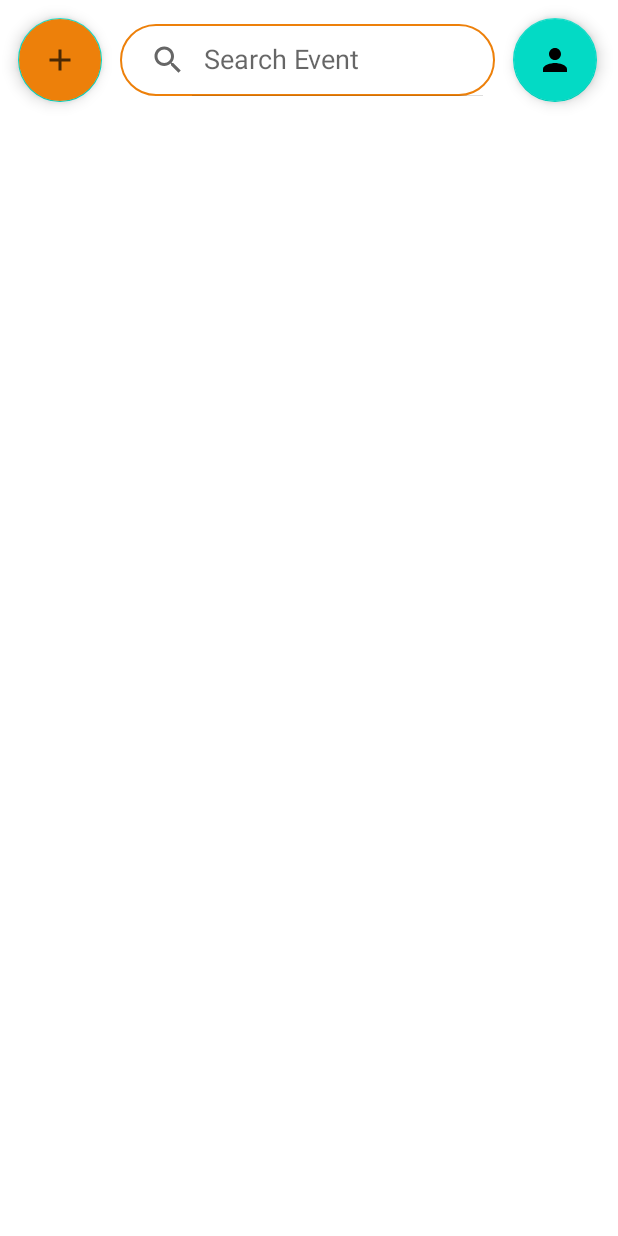
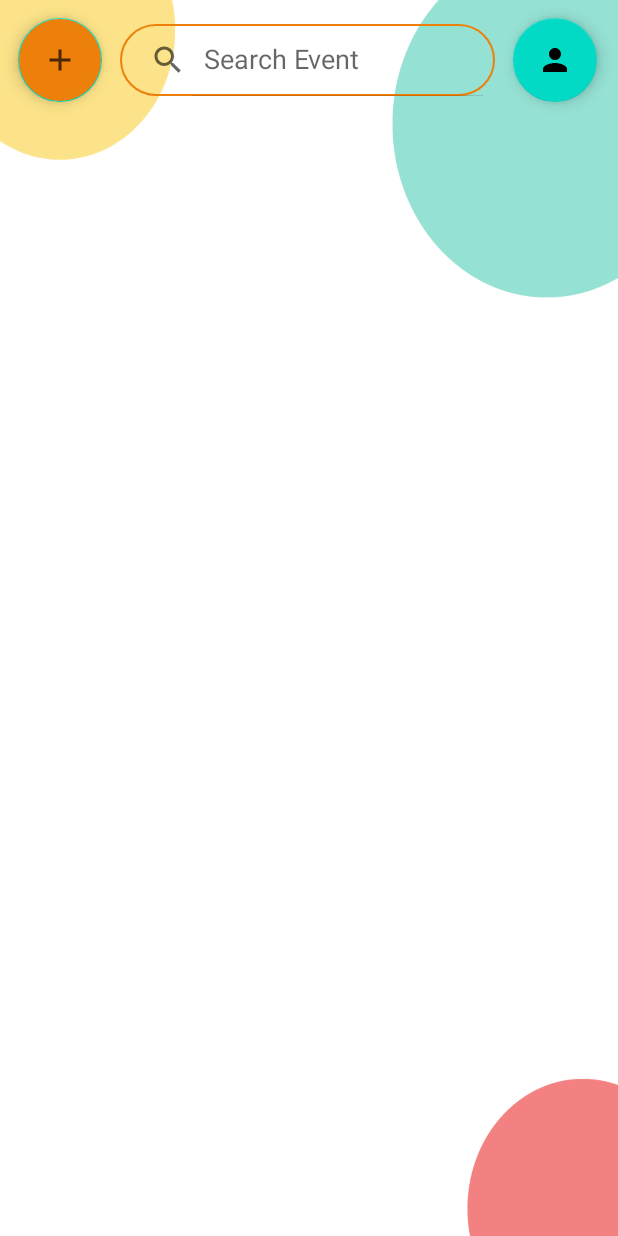
Before and after one commit to Menesahin7/Bilconnect-1, an Android app: the screen it shows after launch once a user with an empty profile is signed in (MainActivity), on a phone screen of 412 x 824 dp. Run offline under Robolectric (Android 15) with nearby library versions, the phone set to English and light mode, and no system bars; our stand-ins replace Firebase (no records; nobody signed in at launch, a user with empty details on screens opened directly).

Commit message:
Editted background

```diff
--- a/app/src/main/res/layout/activity_adding_event.xml
+++ b/app/src/main/res/layout/activity_adding_event.xml
@@ -2,6 +2,7 @@
 <RelativeLayout xmlns:app="http://schemas.android.com/apk/res-auto"
     android:layout_width="match_parent"
     android:layout_height="match_parent"
+    android:background="@drawable/background"
     xmlns:android="http://schemas.android.com/apk/res/android">
 
 
--- a/app/src/main/res/layout/activity_attended_events.xml
+++ b/app/src/main/res/layout/activity_attended_events.xml
@@ -2,6 +2,7 @@
 <RelativeLayout android:layout_width="match_parent"
     android:layout_height="match_parent"
     android:orientation="vertical"
+    android:background="@drawable/background"
     xmlns:android="http://schemas.android.com/apk/res/android">
 
     <com.google.android.material.floatingactionbutton.FloatingActionButton
--- a/app/src/main/res/layout/activity_evaluate_participant.xml
+++ b/app/src/main/res/layout/activity_evaluate_participant.xml
@@ -2,6 +2,7 @@
 <RelativeLayout android:layout_width="match_parent"
     android:layout_height="match_parent"
     android:id="@+id/list_items"
+    android:background="@drawable/background"
     xmlns:android="http://schemas.android.com/apk/res/android">
 
     <com.google.android.material.floatingactionbutton.FloatingActionButton
--- a/app/src/main/res/layout/activity_main.xml
+++ b/app/src/main/res/layout/activity_main.xml
@@ -1,6 +1,7 @@
 <?xml version="1.0" encoding="utf-8"?>
 <RelativeLayout android:layout_width="match_parent"
     android:layout_height="match_parent"
+    android:background="@drawable/background"
     xmlns:android="http://schemas.android.com/apk/res/android">
 
     <com.google.android.material.floatingactionbutton.FloatingActionButton
--- a/app/src/main/res/layout/activity_profile.xml
+++ b/app/src/main/res/layout/activity_profile.xml
@@ -4,6 +4,7 @@
     xmlns:tools="http://schemas.android.com/tools"
     android:layout_width="match_parent"
     android:layout_height="match_parent"
+    android:background="@drawable/background"
     tools:context=".ProfileActivity">
 
     <TextView
--- a/app/src/main/res/layout/activity_user_info_page.xml
+++ b/app/src/main/res/layout/activity_user_info_page.xml
@@ -2,6 +2,7 @@
 <RelativeLayout android:layout_width="match_parent"
     android:layout_height="match_parent"
     android:orientation="vertical"
+    android:background="@drawable/background"
     xmlns:android="http://schemas.android.com/apk/res/android">
 
     <TextView
--- a/app/src/main/res/layout/activity_user_information.xml
+++ b/app/src/main/res/layout/activity_user_information.xml
@@ -34,7 +34,7 @@
             android:layout_marginLeft="12dp"
             android:layout_marginRight="12dp"
             android:background="@drawable/rounded_corner_az"
-            android:hint="Aziz Yıldırım"
+            android:hint="Name Surname"
             android:padding="8dp" />
         <TextView
             android:layout_width="match_parent"
```
